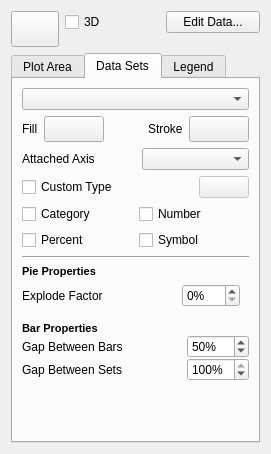
First picture: the form in plugins/chartshape/ChartConfigWidget.ui, repository KDE/calligra, before the edit.
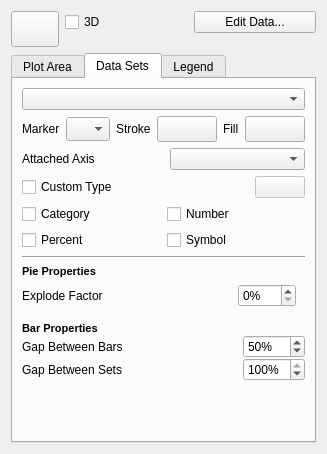
Second picture: the form after the edit. Icons and pictures are not drawn. Custom widgets are drawn as their Qt base class.

Commit message: add UI for setting markers for dataset

```diff
--- a/plugins/chartshape/ChartConfigWidget.ui
+++ b/plugins/chartshape/ChartConfigWidget.ui
@@ -418,6 +418,61 @@
        </item>
        <item row="2" column="0" colspan="3">
         <layout class="QHBoxLayout" name="horizontalLayout_7">
+         <item>
+          <widget class="QLabel" name="datasetMarkerLabel">
+           <property name="text">
+            <string>Marker</string>
+           </property>
+          </widget>
+         </item>
+         <item>
+          <widget class="QComboBox" name="datasetMarker">
+           <property name="maximumSize">
+            <size>
+             <width>44</width>
+             <height>24</height>
+            </size>
+           </property>
+           <property name="iconSize">
+            <size>
+             <width>16</width>
+             <height>16</height>
+            </size>
+           </property>
+          </widget>
+         </item>
+         <item>
+          <widget class="QLabel" name="datasetPenLabel">
+           <property name="text">
+            <string>Stroke</string>
+           </property>
+          </widget>
+         </item>
+         <item>
+          <widget class="KColorButton" name="datasetPen">
+           <property name="sizePolicy">
+            <sizepolicy hsizetype="Fixed" vsizetype="Fixed">
+             <horstretch>0</horstretch>
+             <verstretch>0</verstretch>
+            </sizepolicy>
+           </property>
+           <property name="minimumSize">
+            <size>
+             <width>60</width>
+             <height>26</height>
+            </size>
+           </property>
+           <property name="maximumSize">
+            <size>
+             <width>64</width>
+             <height>26</height>
+            </size>
+           </property>
+           <property name="text">
+            <string/>
+           </property>
+          </widget>
+         </item>
          <item>
           <widget class="QLabel" name="datasetColorLabel">
            <property name="enabled">
@@ -459,51 +514,6 @@
            </property>
           </widget>
          </item>
-         <item>
-          <spacer name="horizontalSpacer">
-           <property name="orientation">
-            <enum>Qt::Horizontal</enum>
-           </property>
-           <property name="sizeHint" stdset="0">
-            <size>
-             <width>40</width>
-             <height>20</height>
-            </size>
-           </property>
-          </spacer>
-         </item>
-         <item>
-          <widget class="QLabel" name="label_7">
-           <property name="text">
-            <string>Stroke</string>
-           </property>
-          </widget>
-         </item>
-         <item>
-          <widget class="KColorButton" name="datasetPen">
-           <property name="sizePolicy">
-            <sizepolicy hsizetype="Fixed" vsizetype="Fixed">
-             <horstretch>0</horstretch>
-             <verstretch>0</verstretch>
-            </sizepolicy>
-           </property>
-           <property name="minimumSize">
-            <size>
-             <width>60</width>
-             <height>26</height>
-            </size>
-           </property>
-           <property name="maximumSize">
-            <size>
-             <width>64</width>
-             <height>26</height>
-            </size>
-           </property>
-           <property name="text">
-            <string/>
-           </property>
-          </widget>
-         </item>
         </layout>
        </item>
        <item row="6" column="0" colspan="3">
```
